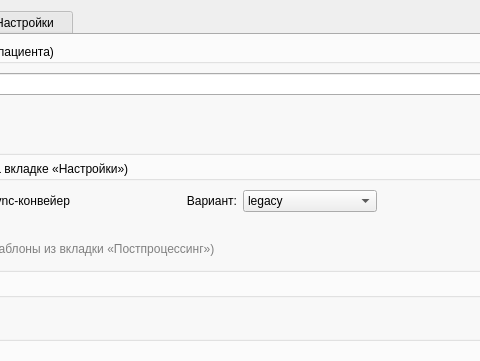
Qt form gui/ui/main_window.ui (zalyalovi-arch/radonc_segmentation) before a commit; both pictures show x 347 to 827 and y 0 to 361 of the 1240 by 820 pixel window.
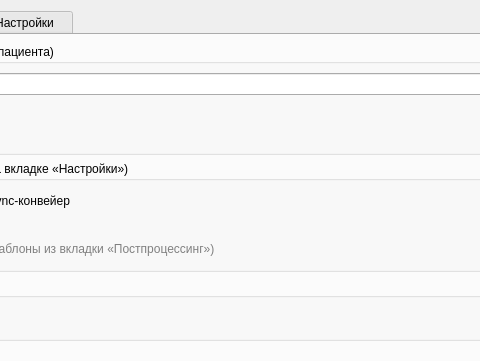
The same form after that commit. The open tabs and pages were chosen to show the change.

Commit message: Удаление legacy-препроцессинга — вердикт 07.11: aligned лучше (MACRO 0.8423 vs 0.8364, 23/31 структур, малые +0.04), скорость паритет

What changed in the file:
```diff
--- a/gui/ui/main_window.ui
+++ b/gui/ui/main_window.ui
@@ -142,30 +142,6 @@
               </property>
              </widget>
             </item>
-            <item row="0" column="3">
-             <widget class="QLabel" name="lblVariant">
-              <property name="text">
-               <string>Вариант:</string>
-              </property>
-              <property name="alignment">
-               <set>Qt::AlignmentFlag::AlignRight|Qt::AlignmentFlag::AlignTrailing|Qt::AlignmentFlag::AlignVCenter</set>
-              </property>
-             </widget>
-            </item>
-            <item row="0" column="4">
-             <widget class="QComboBox" name="cmbVariant">
-              <item>
-               <property name="text">
-                <string>legacy</string>
-               </property>
-              </item>
-              <item>
-               <property name="text">
-                <string>aligned</string>
-               </property>
-              </item>
-             </widget>
-            </item>
             <item row="0" column="7">
              <widget class="QLabel" name="lblEngine">
               <property name="text">
```
The commit also changes 13 other files.
